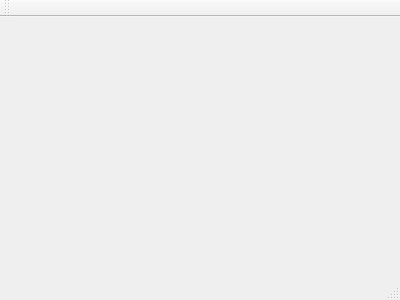
calvin199312/RegExpTesterGui, file RegExpTestGui/mainwindow.ui: the form before one commit.
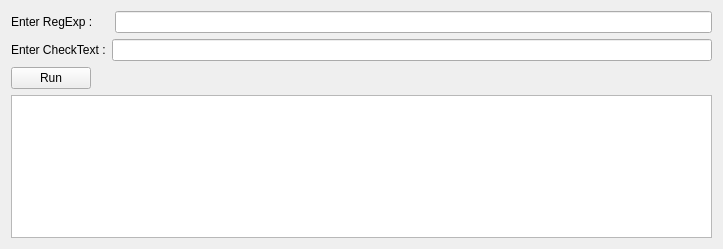
The form after the commit.

What changed in the file:
```diff
--- a/RegExpTestGui/mainwindow.ui
+++ b/RegExpTestGui/mainwindow.ui
@@ -1,24 +1,78 @@
 <ui version="4.0">
  <class>MainWindow</class>
- <widget class="QMainWindow" name="MainWindow" >
-  <property name="geometry" >
+ <widget class="QMainWindow" name="MainWindow">
+  <property name="geometry">
    <rect>
     <x>0</x>
     <y>0</y>
-    <width>400</width>
-    <height>300</height>
+    <width>723</width>
+    <height>249</height>
    </rect>
   </property>
   <property name="windowTitle" >
    <string>MainWindow</string>
   </property>
-  <widget class="QMenuBar" name="menuBar" />
-  <widget class="QToolBar" name="mainToolBar" />
-  <widget class="QWidget" name="centralWidget" />
-  <widget class="QStatusBar" name="statusBar" />
+  <widget class="QWidget" name="centralWidget">
+   <layout class="QVBoxLayout" name="verticalLayout">
+    <item>
+     <layout class="QHBoxLayout" name="horizontalLayout">
+      <item>
+       <widget class="QLabel" name="regex_label_">
+        <property name="text">
+         <string>Enter RegExp :     </string>
+        </property>
+       </widget>
+      </item>
+      <item>
+       <widget class="QLineEdit" name="regex_line_edit_"/>
+      </item>
+     </layout>
+    </item>
+    <item>
+     <layout class="QHBoxLayout" name="horizontalLayout_2">
+      <item>
+       <widget class="QLabel" name="check_text_label_">
+        <property name="text">
+         <string>Enter CheckText :</string>
+        </property>
+       </widget>
+      </item>
+      <item>
+       <widget class="QLineEdit" name="check_text_line_edit_"/>
+      </item>
+     </layout>
+    </item>
+    <item>
+     <layout class="QHBoxLayout" name="horizontalLayout_3">
+      <item>
+       <widget class="QPushButton" name="run_button_">
+        <property name="text">
+         <string>Run</string>
+        </property>
+       </widget>
+      </item>
+      <item>
+       <spacer name="horizontalSpacer_3">
+        <property name="orientation">
+         <enum>Qt::Horizontal</enum>
+        </property>
+        <property name="sizeHint" stdset="0">
+         <size>
+          <width>40</width>
+          <height>20</height>
+         </size>
+        </property>
+       </spacer>
+      </item>
+     </layout>
+    </item>
+    <item>
+     <widget class="QTextBrowser" name="result_text_browser_"/>
+    </item>
+   </layout>
+  </widget>
  </widget>
- <layoutDefault spacing="6" margin="11" />
- <pixmapfunction></pixmapfunction>
+ <layoutdefault spacing="6" margin="11"/>
  <resources/>
  <connections/>
 </ui>
```
Left out of the diff: 3 changed lines with no effect on the pictures.
